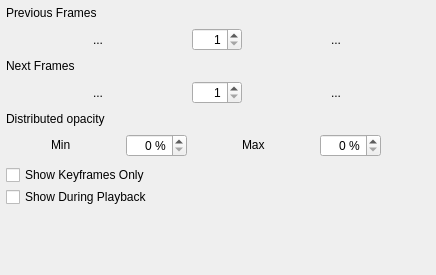
pencil2d/pencil, file app/ui/onionskin.ui: the form before one commit.
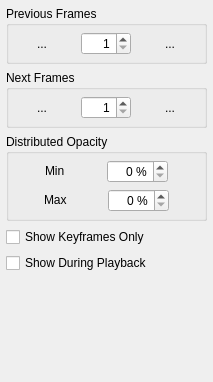
The form after the commit. Icons and pictures are not drawn.

What changed in the file:
```diff
--- a/app/ui/onionskin.ui
+++ b/app/ui/onionskin.ui
@@ -6,14 +6,14 @@
    <rect>
     <x>0</x>
     <y>0</y>
-    <width>436</width>
-    <height>275</height>
+    <width>213</width>
+    <height>382</height>
    </rect>
   </property>
   <property name="minimumSize">
    <size>
-    <width>222</width>
-    <height>150</height>
+    <width>187</width>
+    <height>121</height>
    </size>
   </property>
   <property name="floating">
@@ -23,6 +23,12 @@
    <string comment="Window title of display options like .">Onion Skins</string>
   </property>
   <widget class="QWidget" name="dockWidgetContents">
+   <property name="sizePolicy">
+    <sizepolicy hsizetype="Preferred" vsizetype="Preferred">
+     <horstretch>0</horstretch>
+     <verstretch>0</verstretch>
+    </sizepolicy>
+   </property>
    <layout class="QVBoxLayout" name="verticalLayout">
     <property name="leftMargin">
      <number>0</number>
@@ -56,16 +62,22 @@
       <property name="frameShadow">
        <enum>QFrame::Plain</enum>
       </property>
+      <property name="horizontalScrollBarPolicy">
+       <enum>Qt::ScrollBarAsNeeded</enum>
+      </property>
       <property name="widgetResizable">
        <bool>true</bool>
       </property>
+      <property name="alignment">
+       <set>Qt::AlignLeading|Qt::AlignLeft|Qt::AlignTop</set>
+      </property>
       <widget class="QWidget" name="scrollAreaWidgetContents">
        <property name="geometry">
         <rect>
          <x>0</x>
          <y>0</y>
-         <width>436</width>
-         <height>256</height>
+         <width>213</width>
+         <height>361</height>
         </rect>
        </property>
        <property name="sizePolicy">
@@ -88,34 +100,23 @@
          <number>6</number>
         </property>
         <item>
-         <layout class="QVBoxLayout" name="verticalLayout_2">
-          <property name="spacing">
-           <number>2</number>
-          </property>
-          <item>
-           <widget class="QLabel" name="onionPrevFramesNumLabel">
-            <property name="sizePolicy">
-             <sizepolicy hsizetype="Preferred" vsizetype="Minimum">
-              <horstretch>0</horstretch>
-              <verstretch>0</verstretch>
-             </sizepolicy>
-            </property>
-            <property name="text">
+         <widget class="QGroupBox" name="prevFramesGroup">
+          <property name="title">
              <string>Previous Frames</string>
             </property>
-            <property name="alignment">
-             <set>Qt::AlignLeading|Qt::AlignLeft|Qt::AlignVCenter</set>
-            </property>
-           </widget>
-          </item>
-          <item>
            <layout class="QHBoxLayout" name="onionPrevLayout">
             <property name="sizeConstraint">
              <enum>QLayout::SetDefaultConstraint</enum>
             </property>
+           <property name="leftMargin">
+            <number>0</number>
+           </property>
             <property name="topMargin">
              <number>6</number>
             </property>
+           <property name="rightMargin">
+            <number>0</number>
+           </property>
             <property name="bottomMargin">
              <number>6</number>
             </property>
@@ -206,25 +207,26 @@
              </widget>
             </item>
            </layout>
+         </widget>
           </item>
           <item>
-           <widget class="QLabel" name="onionNextFramesNumLabel">
-            <property name="text">
+         <widget class="QGroupBox" name="nextFramesGroup">
+          <property name="title">
              <string>Next Frames</string>
             </property>
-            <property name="alignment">
-             <set>Qt::AlignLeading|Qt::AlignLeft|Qt::AlignVCenter</set>
-            </property>
-           </widget>
-          </item>
-          <item>
            <layout class="QHBoxLayout" name="onionNextlLayout">
             <property name="sizeConstraint">
              <enum>QLayout::SetDefaultConstraint</enum>
             </property>
+           <property name="leftMargin">
+            <number>0</number>
+           </property>
             <property name="topMargin">
              <number>6</number>
             </property>
+           <property name="rightMargin">
+            <number>0</number>
+           </property>
             <property name="bottomMargin">
              <number>6</number>
             </property>
@@ -324,27 +326,46 @@
              </widget>
             </item>
            </layout>
-          </item>
-          <item>
-           <widget class="QLabel" name="label">
-            <property name="text">
-             <string>Distributed opacity</string>
-            </property>
            </widget>
           </item>
           <item>
-           <layout class="QHBoxLayout" name="horizontalLayout">
+         <widget class="QGroupBox" name="opacityGroup">
+          <property name="title">
+           <string>Distributed Opacity</string>
+          </property>
+          <layout class="QVBoxLayout" name="verticalLayout_2">
             <property name="spacing">
-             <number>10</number>
-            </property>
+            <number>6</number>
+           </property>
+           <property name="leftMargin">
+            <number>0</number>
+           </property>
             <property name="topMargin">
              <number>6</number>
             </property>
+           <property name="rightMargin">
+            <number>0</number>
+           </property>
             <property name="bottomMargin">
              <number>6</number>
             </property>
             <item>
-             <widget class="QLabel" name="label_2">
+            <widget class="QWidget" name="minOpacityGroup" native="true">
+             <layout class="QHBoxLayout" name="horizontalLayout_2">
+              <property name="leftMargin">
+               <number>0</number>
+              </property>
+              <property name="topMargin">
+               <number>0</number>
+              </property>
+              <property name="rightMargin">
+               <number>0</number>
+              </property>
+              <property name="bottomMargin">
+               <number>0</number>
+              </property>
+              <item>
+               <widget class="QLabel" name="minOpacityLabel">
               <property name="sizePolicy">
                <sizepolicy hsizetype="Fixed" vsizetype="Fixed">
                 <horstretch>0</horstretch>
@@ -384,8 +405,26 @@
               </property>
              </widget>
             </item>
+             </layout>
+            </widget>
+           </item>
             <item>
-             <widget class="QLabel" name="label_3">
+            <widget class="QWidget" name="maxOpacityGroup" native="true">
+             <layout class="QHBoxLayout" name="horizontalLayout_3">
+              <property name="leftMargin">
+               <number>0</number>
+              </property>
+              <property name="topMargin">
+               <number>0</number>
+              </property>
+              <property name="rightMargin">
+               <number>0</number>
+              </property>
+              <property name="bottomMargin">
+               <number>0</number>
+              </property>
+              <item>
+               <widget class="QLabel" name="maxOpacityLabel">
               <property name="sizePolicy">
                <sizepolicy hsizetype="Fixed" vsizetype="Fixed">
                 <horstretch>0</horstretch>
@@ -426,6 +465,10 @@
              </widget>
             </item>
            </layout>
+            </widget>
+           </item>
+          </layout>
+         </widget>
           </item>
           <item>
            <widget class="QCheckBox" name="onionSkinMode">
@@ -441,35 +484,6 @@
             </property>
            </widget>
           </item>
-          <item>
-           <spacer name="horizontalSpacer_5">
-            <property name="orientation">
-             <enum>Qt::Horizontal</enum>
-            </property>
-            <property name="sizeHint" stdset="0">
-             <size>
-              <width>40</width>
-              <height>0</height>
-             </size>
-            </property>
-           </spacer>
-          </item>
-          <item>
-           <spacer name="horizontalSpacer">
-            <property name="orientation">
-             <enum>Qt::Horizontal</enum>
-            </property>
-            <property name="sizeType">
-             <enum>QSizePolicy::Minimum</enum>
-            </property>
-            <property name="sizeHint" stdset="0">
-             <size>
-              <width>0</width>
-              <height>0</height>
-             </size>
-            </property>
-           </spacer>
-          </item>
           <item>
            <spacer name="verticalSpacer">
             <property name="orientation">
@@ -477,13 +491,11 @@
             </property>
             <property name="sizeHint" stdset="0">
              <size>
-              <width>20</width>
-              <height>40</height>
+            <width>0</width>
+            <height>0</height>
              </size>
             </property>
            </spacer>
-          </item>
-         </layout>
         </item>
        </layout>
       </widget>
```
Lines whose indentation alone changed are shown as unchanged.
